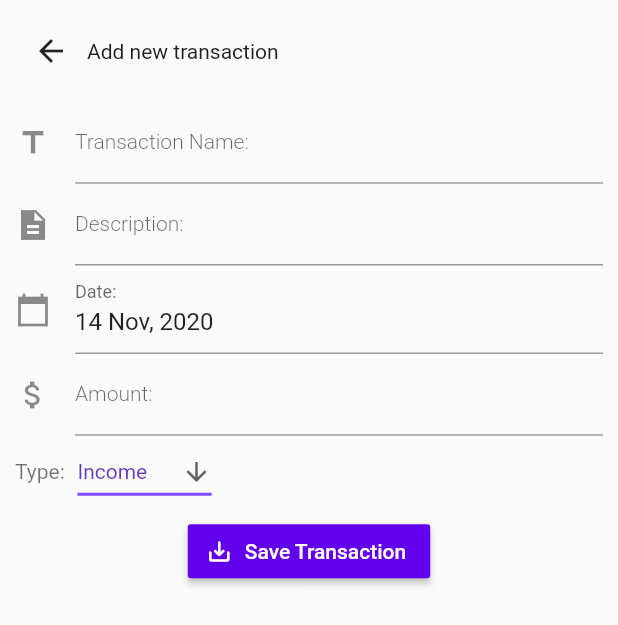
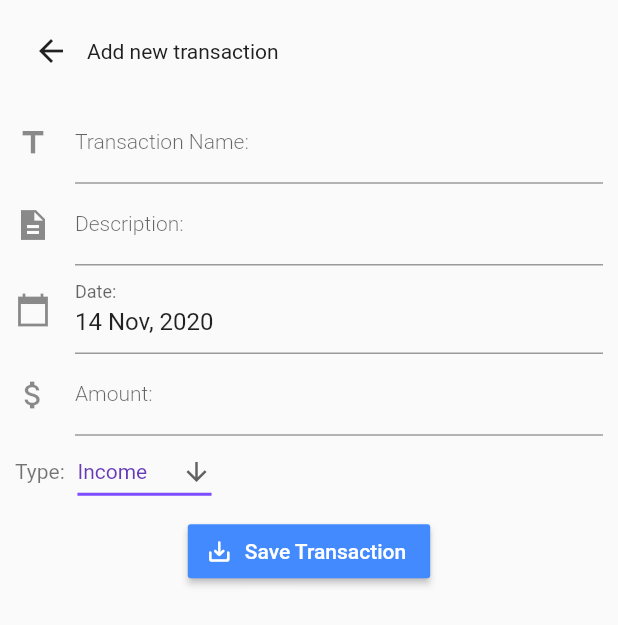
Before and after one commit to melchorlapinigjr/money_manager, a Flutter app: the screen it shows after launch, item 2 of the bottom bar chosen, on a phone screen of 412 x 824 dp. Shown: the top 625 px of the screen. Run offline on Flutter 3.47's test engine with Material 2 defaults, Android fonts, the phone set to English and light mode, and no system bars; drawn by our look-alikes of date_time_picker; our stand-ins replace flutter_masked_text, sembast; missing offline and left inert: encrypt; Roboto replaces fonts that are missing (Poppins).

Commit message:
change button color

```diff
--- a/lib/pages/add_transaction.dart
+++ b/lib/pages/add_transaction.dart
@@ -109,7 +109,7 @@ class _AddTransactionState extends State<AddTransaction> {
                 RaisedButton.icon(
                   icon: Icon(Icons.save_alt_rounded, size: 18),
                   textColor: Colors.white,
-                  color: Color(0xFF6200EE),
+                  color: Colors.blueAccent,
                   onPressed: () {
                     // Respond to button press
                   },
```
